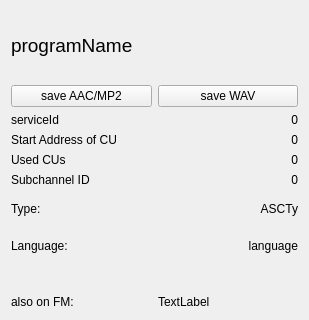
Before: the Qt Designer form sources/main/forms-v7/technical_data.ui in JvanKatwijk/qt-dab, drawn with Qt 5; both pictures show x 0 to 309 and y 0 to 320 of the 309 by 660 pixel window.
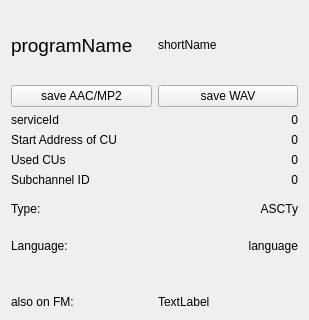
After: the same form once the commit is applied. Custom widgets are drawn as their Qt base class.

```diff
--- a/sources/main/forms-v7/technical_data.ui
+++ b/sources/main/forms-v7/technical_data.ui
@@ -31,6 +31,13 @@
        </property>
       </widget>
      </item>
+     <item>
+      <widget class="QLabel" name="shortnameLabel">
+       <property name="text">
+        <string>shortName</string>
+       </property>
+      </widget>
+     </item>
     </layout>
    </item>
    <item>
```
